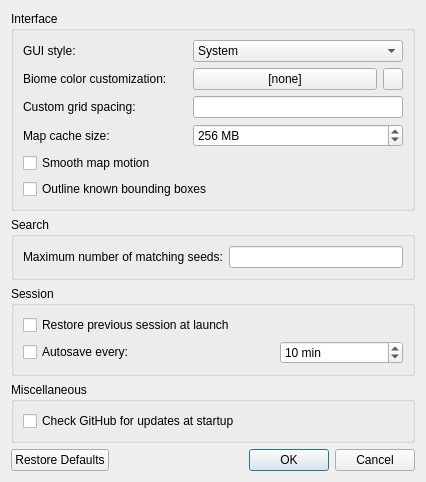
Cubitect/cubiomes-viewer, file src/configdialog.ui: the form before one commit.
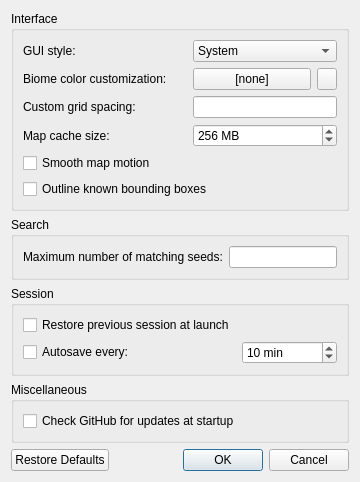
The form after the commit. Icons and pictures are not drawn.

Commit message: Determine dialog size automatically

Patch:
```diff
--- a/src/configdialog.ui
+++ b/src/configdialog.ui
@@ -2,14 +2,6 @@
 <ui version="4.0">
  <class>ConfigDialog</class>
  <widget class="QDialog" name="ConfigDialog">
-  <property name="geometry">
-   <rect>
-    <x>0</x>
-    <y>0</y>
-    <width>426</width>
-    <height>466</height>
-   </rect>
-  </property>
   <property name="windowTitle">
    <string>Preferences</string>
   </property>
```
The commit also changes 1 other file.
